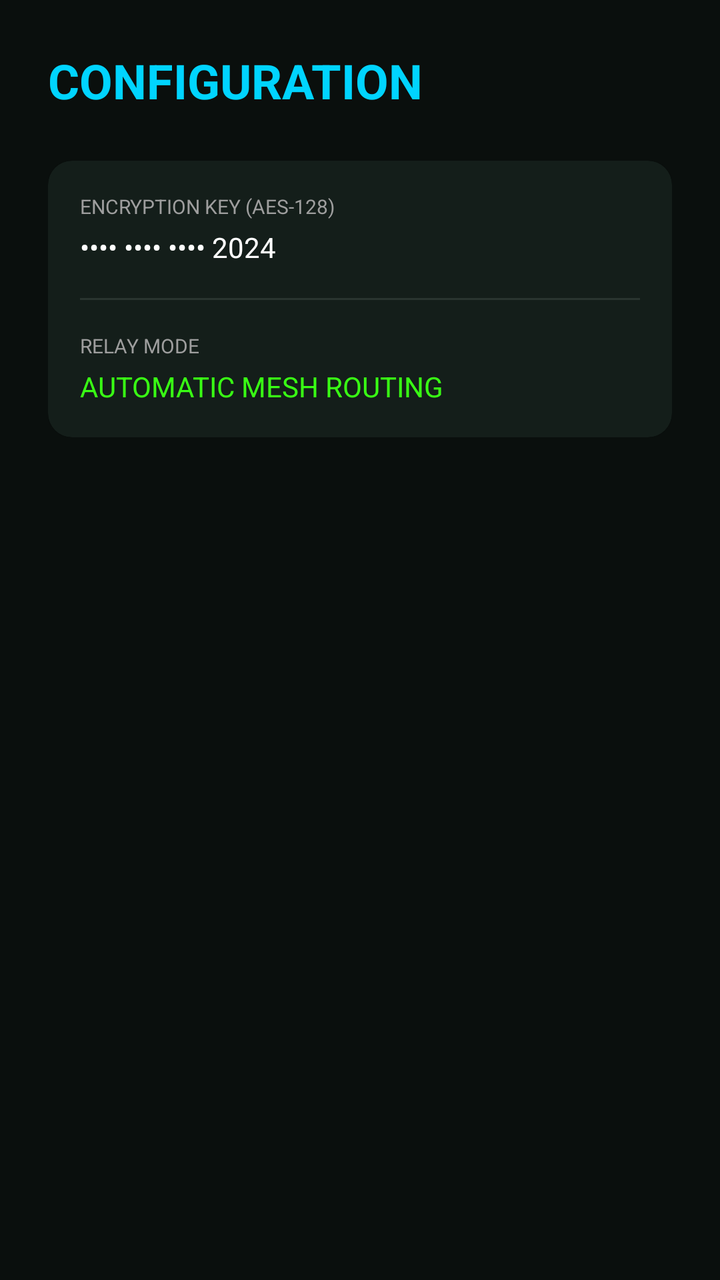
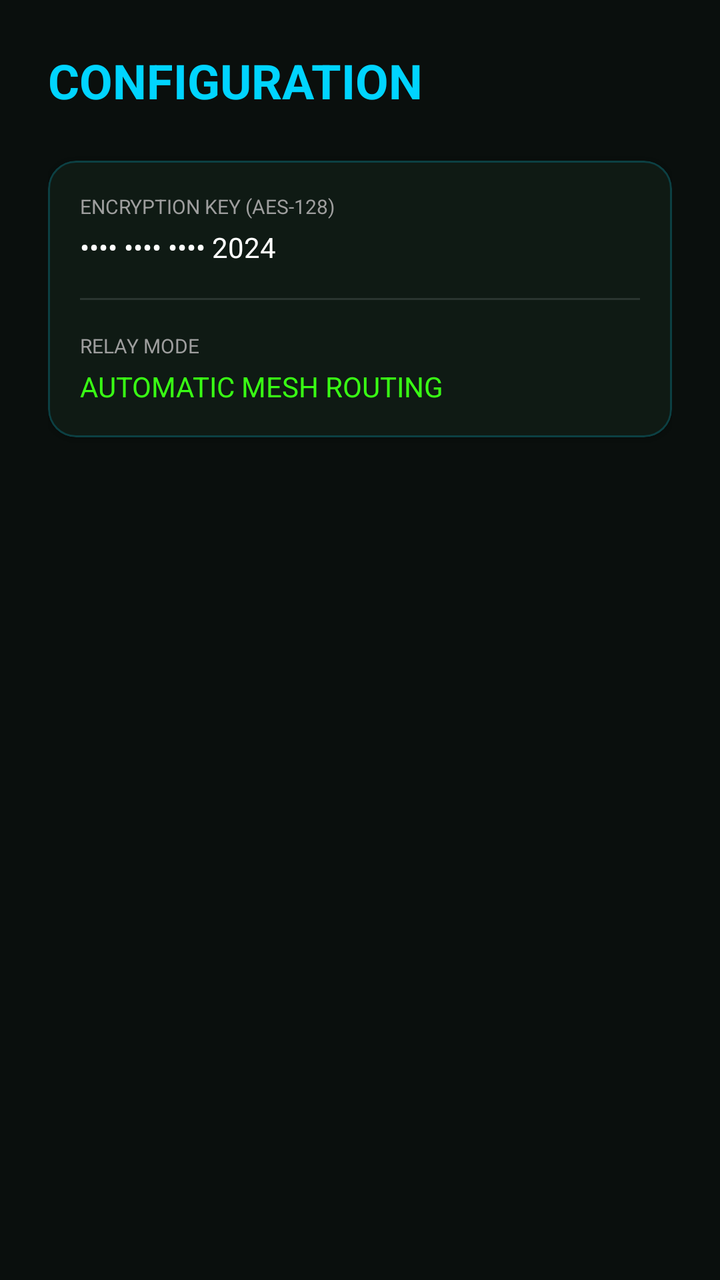

The first picture is an Android layout as it rendered before a commit; the second is the same layout after the commit. The layout source and the unified diff follow.
<!-- AndroidManifest.xml: application theme Theme.OffGridCommunication -->
<!-- res/layout/fragment_settings.xml -->
<?xml version="1.0" encoding="utf-8"?>
<androidx.constraintlayout.widget.ConstraintLayout xmlns:android="http://schemas.android.com/apk/res/android"
    xmlns:app="http://schemas.android.com/apk/res-auto"
    android:layout_width="match_parent"
    android:layout_height="match_parent"
    android:background="@color/forest_dark"
    android:padding="24dp">

    <TextView
        android:id="@+id/text_title"
        android:layout_width="wrap_content"
        android:layout_height="wrap_content"
        android:text="CONFIGURATION"
        android:textColor="@color/cyber_blue"
        android:textSize="24sp"
        android:textStyle="bold"
        app:layout_constraintStart_toStartOf="parent"
        app:layout_constraintTop_toTopOf="parent" />

    <com.google.android.material.card.MaterialCardView
        android:layout_width="match_parent"
        android:layout_height="wrap_content"
        android:layout_marginTop="24dp"
        app:cardBackgroundColor="@color/card_bg"
        app:cardCornerRadius="12dp"
        app:layout_constraintTop_toBottomOf="@id/text_title">
        
        <LinearLayout
            android:layout_width="match_parent"
            android:layout_height="wrap_content"
            android:orientation="vertical"
            android:padding="16dp">
            
            <TextView
                android:layout_width="wrap_content"
                android:layout_height="wrap_content"
                android:text="ENCRYPTION KEY (AES-128)"
                android:textColor="@color/text_secondary"
                android:textSize="10sp" />
                
            <TextView
                android:layout_width="wrap_content"
                android:layout_height="wrap_content"
                android:layout_marginTop="4dp"
                android:text="•••• •••• •••• 2024"
                android:textColor="@color/white" />

            <View
                android:layout_width="match_parent"
                android:layout_height="1dp"
                android:layout_marginVertical="16dp"
                android:background="@color/divider" />

            <TextView
                android:layout_width="wrap_content"
                android:layout_height="wrap_content"
                android:text="RELAY MODE"
                android:textColor="@color/text_secondary"
                android:textSize="10sp" />
                
            <TextView
                android:layout_width="wrap_content"
                android:layout_height="wrap_content"
                android:layout_marginTop="4dp"
                android:text="AUTOMATIC MESH ROUTING"
                android:textColor="@color/neon_green" />

        </LinearLayout>
    </com.google.android.material.card.MaterialCardView>

</androidx.constraintlayout.widget.ConstraintLayout>
<!-- resources referenced by this layout -->
<resources>
  <color name="card_bg">#141E1A</color>
  <color name="cyber_blue">#00D4FF</color>
  <color name="divider">#2A3530</color>
  <color name="forest_dark">#0A0F0D</color>
  <color name="neon_green">#39FF14</color>
  <color name="text_secondary">#9E9E9E</color>
  <color name="white">#FFFFFFFF</color>
  <style name="Theme.OffGridCommunication" parent="Theme.MaterialComponents.DayNight.NoActionBar">
          
          <item name="colorPrimary">@color/forest_green</item>
          <item name="colorPrimaryVariant">@color/forest_dark</item>
          <item name="colorOnPrimary">@color/white</item>
          
          <item name="colorSecondary">@color/neon_green</item>
          <item name="colorSecondaryVariant">@color/cyber_blue</item>
          <item name="colorOnSecondary">@color/black</item>
          
          <item name="android:statusBarColor">@color/forest_dark</item>
          
          <item name="android:windowBackground">@color/forest_dark</item>
          <item name="colorSurface">@color/card_bg</item>
          <item name="colorOnSurface">@color/text_primary</item>
      </style>
  <color name="forest_green">#1B3022</color>
  <color name="black">#FF000000</color>
  <color name="text_primary">#E0E0E0</color>
</resources>

<!-- the commit's change to res/layout/fragment_settings.xml (unified diff, before → after) -->
@@ -3,7 +3,7 @@
     xmlns:app="http://schemas.android.com/apk/res-auto"
     android:layout_width="match_parent"
     android:layout_height="match_parent"
-    android:background="@color/forest_dark"
+    android:background="@android:color/transparent"
     android:padding="24dp">
 
     <TextView
@@ -21,8 +21,10 @@
         android:layout_width="match_parent"
         android:layout_height="wrap_content"
         android:layout_marginTop="24dp"
-        app:cardBackgroundColor="@color/card_bg"
-        app:cardCornerRadius="12dp"
+        app:cardBackgroundColor="#D9111D17"
+        app:cardCornerRadius="14dp"
+        app:strokeColor="#3300D4FF"
+        app:strokeWidth="1dp"
         app:layout_constraintTop_toBottomOf="@id/text_title">
         
         <LinearLayout
